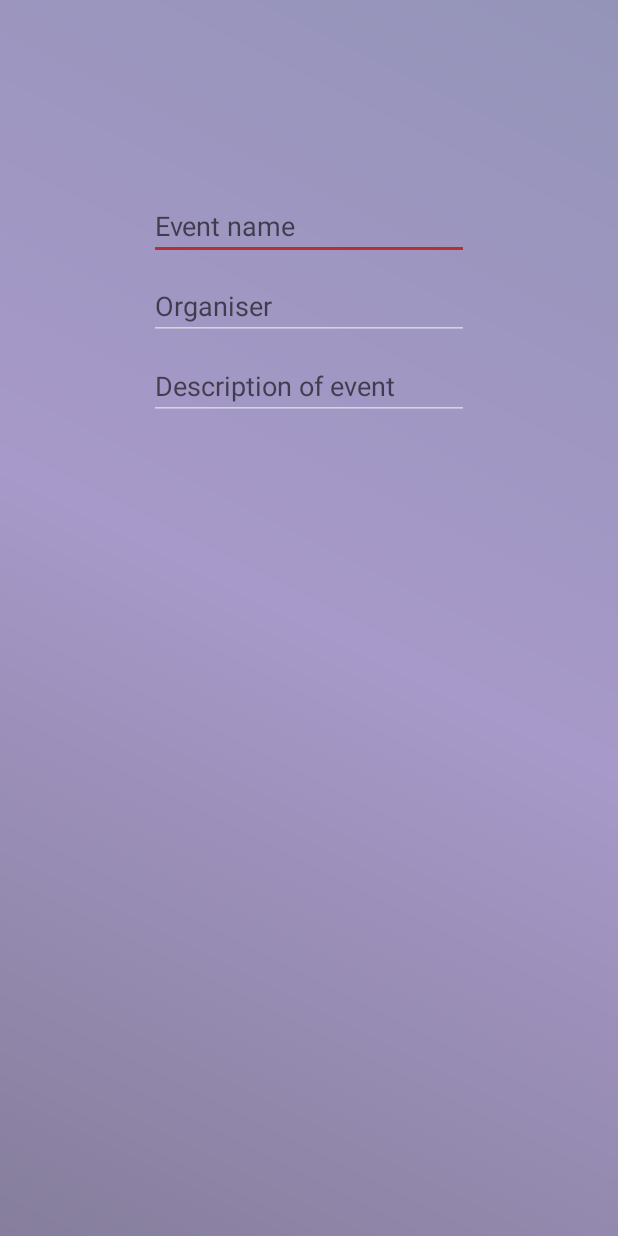
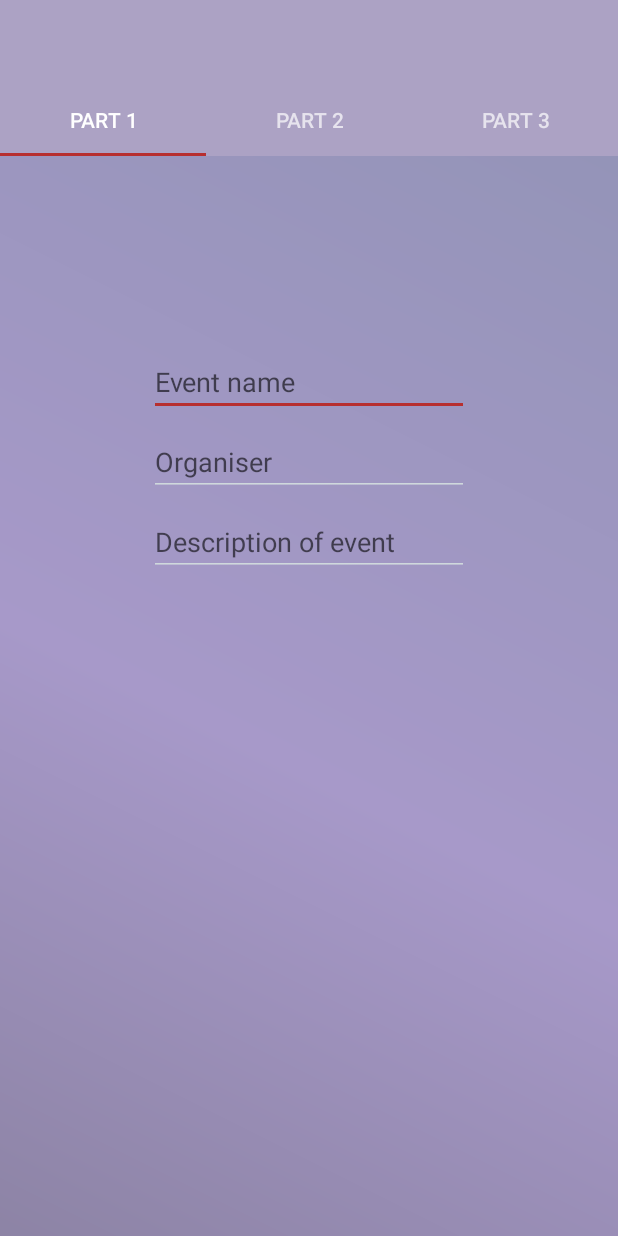
Before and after one commit to LeoLyo/volonterskaaplikacija, an Android app: the CreateEventActivity screen opened directly, with no data from a screen before it, on a phone screen of 412 x 824 dp. Run offline under Robolectric (Android 15) with nearby library versions, the phone set to English and light mode, and no system bars.

Commit message:
Implemented tabs for each fragment, with tab naming.

```diff
--- a/app/build.gradle
+++ b/app/build.gradle
@@ -19,7 +19,7 @@ android {
 }
 
 dependencies {
-    implementation fileTree(dir: 'libs', include: ['*.jar'])
+    implementation fileTree(include: ['*.jar'], dir: 'libs')
     implementation 'com.android.support:appcompat-v7:26.1.0'
     implementation 'com.android.support.constraint:constraint-layout:1.0.2'
     implementation 'com.google.firebase:firebase-auth:12.0.1'
@@ -33,6 +33,6 @@ dependencies {
     implementation 'com.google.android.gms:play-services-maps:12.0.1'
     implementation 'com.google.android.gms:play-services-location:12.0.1'
     implementation 'com.google.android.gms:play-services-places:12.0.1'
-
+    implementation 'com.android.support:design:26.1.0'
 }
 apply plugin: 'com.google.gms.google-services'
--- a/app/src/main/java/com/random/anagnosti/volonterskaaplikacija/CreateEventActivity.java
+++ b/app/src/main/java/com/random/anagnosti/volonterskaaplikacija/CreateEventActivity.java
@@ -3,6 +3,7 @@ package com.random.anagnosti.volonterskaaplikacija;
 
 import android.content.Intent;
 import android.os.Bundle;
+import android.support.design.widget.TabLayout;
 import android.support.v4.app.Fragment;
 import android.support.v4.view.ViewPager;
 import android.support.v7.app.AppCompatActivity;
@@ -24,6 +25,14 @@ public class CreateEventActivity extends AppCompatActivity {
         mSectionsPagerAdapter = new SectionsPagerAdapter(getSupportFragmentManager());
         mViewp=(ViewPager) findViewById(R.id.createeventcontainer);
         mViewp.setAdapter(mSectionsPagerAdapter);
+
+        TabLayout createEventTabLayout = (TabLayout)findViewById(R.id.createeventtablayout);
+        createEventTabLayout.setupWithViewPager(mViewp);
+        int counter = createEventTabLayout.getTabCount();
+        for (int i=0;i<counter;i++){
+            createEventTabLayout.getTabAt(i).setText("Part "+(i+1));
+        }
+
     }
 //~~~~~~~~~~~~~~~~~~~~~~~~~~~~~~~~~~~~~~~~~~~~~~~~~~~~~~~~~~~~~~~~~~~~~~~~~~~~~~~~~~~~~~~~~~~~~~~~~~~~~
 
--- a/app/src/main/java/com/random/anagnosti/volonterskaaplikacija/PlaceholderFragment.java
+++ b/app/src/main/java/com/random/anagnosti/volonterskaaplikacija/PlaceholderFragment.java
@@ -1,7 +1,6 @@
 package com.random.anagnosti.volonterskaaplikacija;
 
 
-import android.app.Activity;
 import android.content.Intent;
 import android.graphics.Bitmap;
 import android.net.Uri;
@@ -16,8 +15,6 @@ import android.widget.ImageView;
 import android.widget.TextView;
 import android.widget.Toast;
 
-import com.google.android.gms.common.GooglePlayServicesNotAvailableException;
-import com.google.android.gms.common.GooglePlayServicesRepairableException;
 import com.google.android.gms.location.places.Place;
 import com.google.android.gms.location.places.ui.PlacePicker;
 
@@ -110,6 +107,9 @@ public class PlaceholderFragment extends Fragment {
             //textView.setText(getString(R.string.section_format, getArguments().getInt(ARG_SECTION_NUMBER)));
 
         }
+        else if(getArguments().getInt(ARG_SECTION_NUMBER)==3){
+
+        }
 
         return rootView;
     }
--- a/app/src/main/java/com/random/anagnosti/volonterskaaplikacija/SectionsPagerAdapter.java
+++ b/app/src/main/java/com/random/anagnosti/volonterskaaplikacija/SectionsPagerAdapter.java
@@ -18,9 +18,10 @@ public class SectionsPagerAdapter extends FragmentPagerAdapter {
         return PlaceholderFragment.newInstance(position + 1);
     }
 
+
     @Override
     public int getCount() {
         // Show 2 total pages.
-        return 2;
+        return 3;
     }
 }
--- a/app/src/main/res/layout/activity_createevent.xml
+++ b/app/src/main/res/layout/activity_createevent.xml
@@ -7,13 +7,49 @@
     android:background="@drawable/gradient"
     tools:context="com.random.anagnosti.volonterskaaplikacija.CreateEventActivity">
 
-   <android.support.v4.view.ViewPager
-       android:layout_width="match_parent"
-       android:layout_height="match_parent"
-       android:id="@+id/createeventcontainer"
-       android:background="@color/colorAccent">
+
+    <android.support.v4.view.ViewPager
+        android:id="@+id/createeventcontainer"
+        android:layout_width="match_parent"
+        android:layout_height="0dp"
+        android:layout_marginStart="0dp"
+        android:layout_marginTop="0dp"
+        android:background="@color/colorAccent"
+        app:layout_constraintEnd_toEndOf="parent"
+        app:layout_constraintHorizontal_bias="1.0"
+        app:layout_constraintStart_toStartOf="parent"
+        app:layout_constraintTop_toBottomOf="@+id/createeventtablayout">
 
 
-   </android.support.v4.view.ViewPager>
+    </android.support.v4.view.ViewPager>
+
+    <android.support.v7.widget.Toolbar
+        android:id="@+id/createeventtoolbar"
+        android:layout_width="0dp"
+        android:layout_height="wrap_content"
+        android:layout_marginEnd="0dp"
+        android:layout_marginStart="0dp"
+        android:layout_marginTop="0dp"
+        android:background="@color/colorPrimary"
+        android:theme="@style/ThemeOverlay.AppCompat.Dark.ActionBar"
+        app:layout_constraintEnd_toEndOf="parent"
+        app:layout_constraintHorizontal_bias="0.0"
+        app:layout_constraintStart_toStartOf="parent"
+        app:layout_constraintTop_toTopOf="parent"
+        app:popupTheme="@style/AlertDialog.AppCompat.Light" />
+
+    <android.support.design.widget.TabLayout
+        android:id="@+id/createeventtablayout"
+        android:layout_width="match_parent"
+        android:layout_height="wrap_content"
+        android:layout_marginEnd="0dp"
+        android:layout_marginStart="0dp"
+        android:background="@color/colorPrimary"
+        android:theme="@style/ThemeOverlay.AppCompat.Dark.ActionBar"
+        app:layout_constraintEnd_toEndOf="parent"
+        app:layout_constraintStart_toStartOf="parent"
+        app:layout_constraintTop_toBottomOf="@+id/createeventtoolbar">
+
+    </android.support.design.widget.TabLayout>
 
 </android.support.constraint.ConstraintLayout>
```
